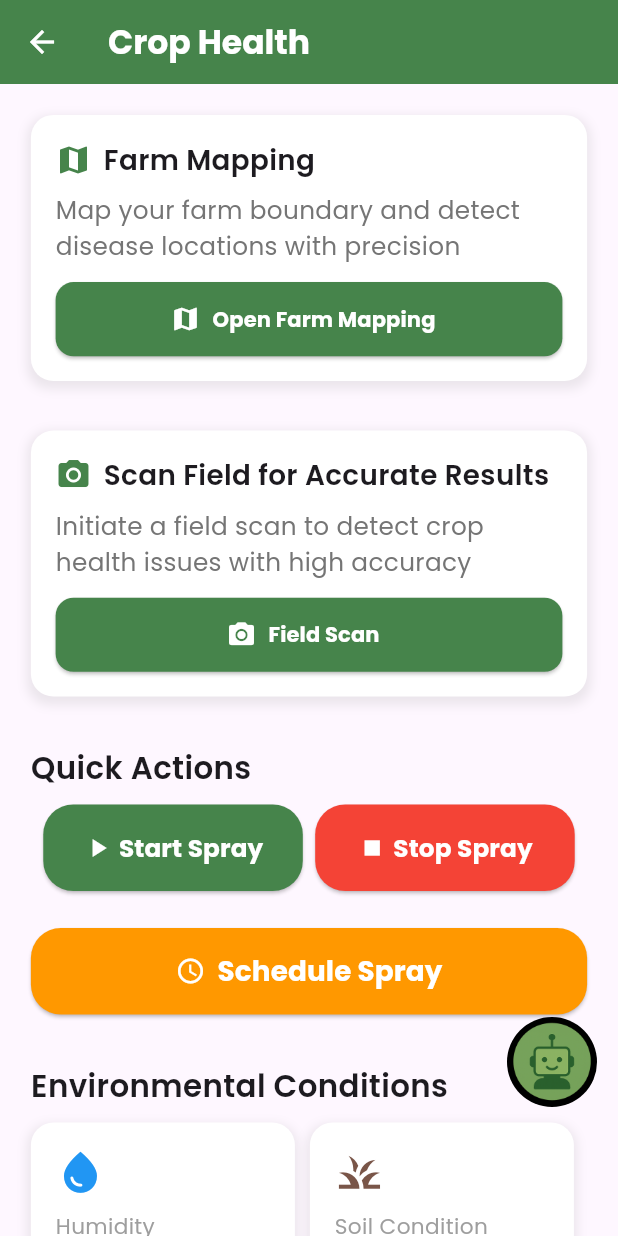
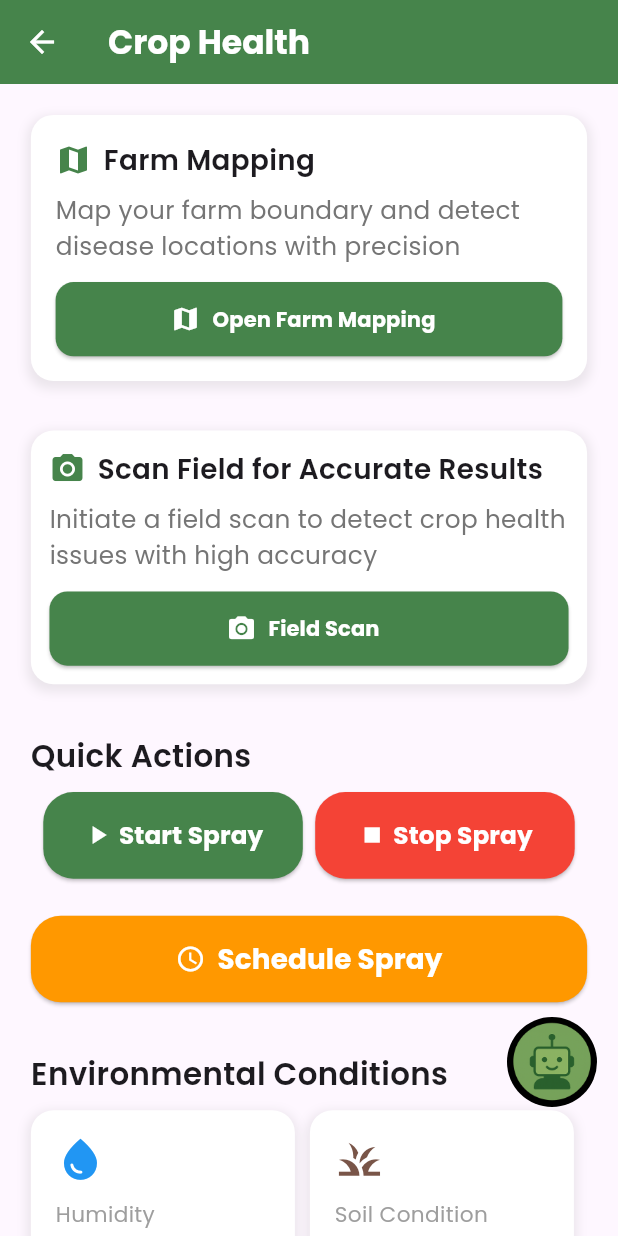
Before and after one commit to Shreesha001/AgroStick, a Flutter app: the CropHealthScreen screen opened directly, on a phone screen of 412 x 824 dp. Run offline on Flutter 3.47's test engine with Material 3 defaults, Android fonts, the phone set to English and light mode, and no system bars; our stand-ins replace cloud_firestore, firebase_auth, firebase_core, fl_chart, flutter_animate, flutter_dotenv and 6 more; missing offline and left inert: maps_toolkit; accounts and stored records are empty.

Commit message:
fix : overflow error

```diff
--- a/lib/bottom_bar/crop_health_screen.dart
+++ b/lib/bottom_bar/crop_health_screen.dart
@@ -627,7 +627,7 @@ $prompt
 
             // 2. Scan Field Section
             Container(
-              padding: EdgeInsets.all(screenWidth * 0.04),
+              padding: EdgeInsets.all(screenWidth * 0.03),
               decoration: BoxDecoration(
                 color: Colors.white,
                 borderRadius: BorderRadius.circular(15),
```
